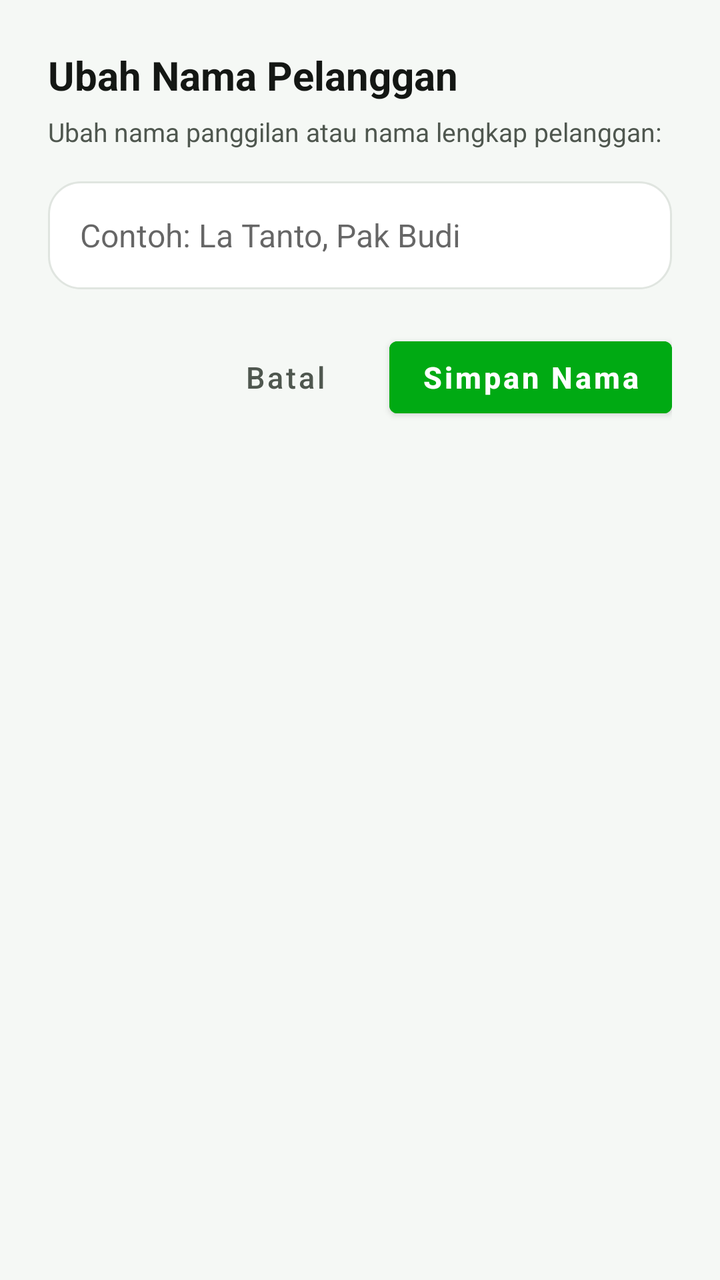
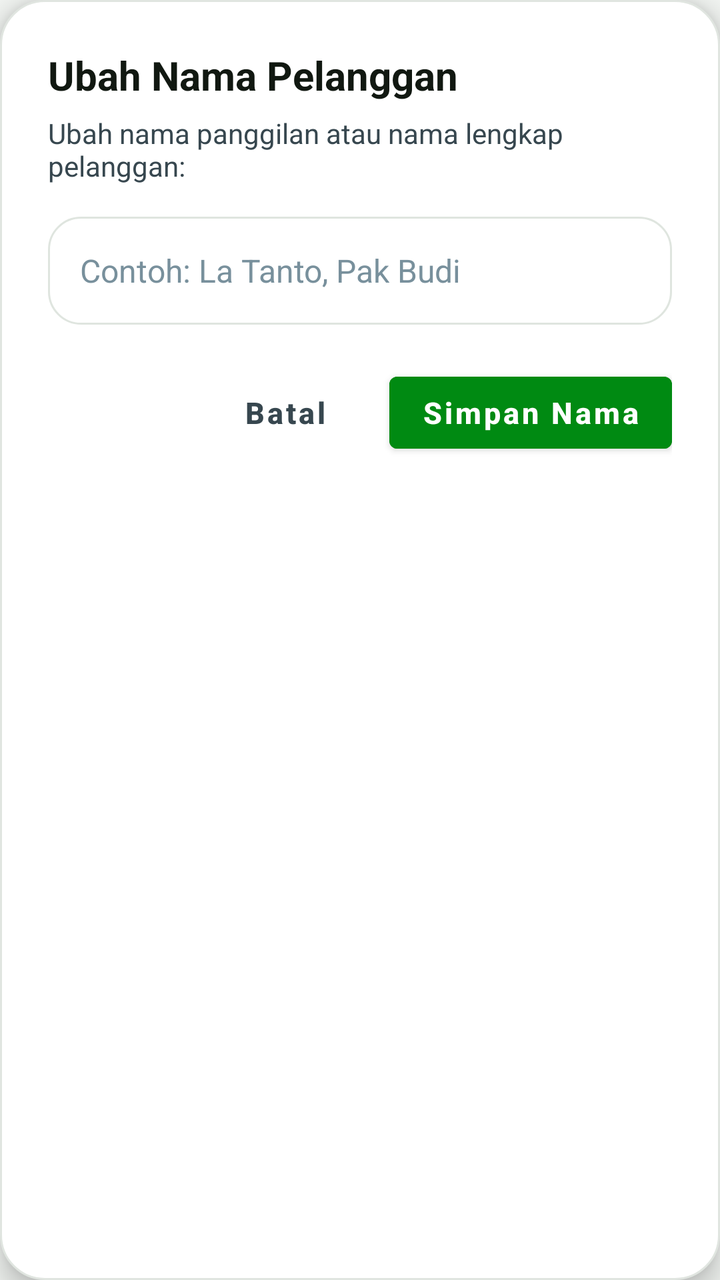

Compare the two renders of this Android layout. The source of the first and the diff that turns it into the second are given below.
<!-- AndroidManifest.xml: application theme Theme.BukuHutangDarfin -->
<!-- res/layout/dialog_edit_name.xml -->
<?xml version="1.0" encoding="utf-8"?>
<LinearLayout xmlns:android="http://schemas.android.com/apk/res/android"
    android:layout_width="match_parent"
    android:layout_height="wrap_content"
    android:orientation="vertical"
    android:padding="24dp">

    <TextView
        android:layout_width="wrap_content"
        android:layout_height="wrap_content"
        android:text="Ubah Nama Pelanggan"
        android:textColor="@color/text_primary"
        android:textSize="20sp"
        android:textStyle="bold" />

    <TextView
        android:layout_width="wrap_content"
        android:layout_height="wrap_content"
        android:layout_marginTop="6dp"
        android:text="Ubah nama panggilan atau nama lengkap pelanggan:"
        android:textColor="@color/text_secondary"
        android:textSize="13sp" />

    <EditText
        android:id="@+id/etEditName"
        android:layout_width="match_parent"
        android:layout_height="54dp"
        android:layout_marginTop="16dp"
        android:background="@drawable/bg_rounded_card"
        android:hint="Contoh: La Tanto, Pak Budi"
        android:inputType="textCapWords"
        android:paddingStart="16dp"
        android:paddingEnd="16dp"
        android:textColor="@color/text_primary"
        android:textSize="16sp" />

    
    <LinearLayout
        android:layout_width="match_parent"
        android:layout_height="wrap_content"
        android:layout_marginTop="20dp"
        android:gravity="end"
        android:orientation="horizontal">

        <Button
            android:id="@+id/btnCancelEditName"
            style="@style/Widget.MaterialComponents.Button.TextButton"
            android:layout_width="wrap_content"
            android:layout_height="48dp"
            android:text="Batal"
            android:textAllCaps="false"
            android:textColor="@color/text_secondary"
            android:textSize="15sp" />

        <Button
            android:id="@+id/btnSaveEditName"
            style="@style/Widget.MaterialComponents.Button"
            android:layout_width="wrap_content"
            android:layout_height="48dp"
            android:layout_marginStart="8dp"
            android:backgroundTint="@color/primary"
            android:text="Simpan Nama"
            android:textAllCaps="false"
            android:textColor="@color/white"
            android:textSize="15sp"
            android:textStyle="bold" />
    </LinearLayout>

</LinearLayout>
<!-- resources referenced by this layout -->
<resources>
  <color name="primary">#00AA13</color>
  <color name="text_primary">#141714</color>
  <color name="text_secondary">#4F574F</color>
  <color name="white">#FFFFFF</color>
  <!-- drawable bg_rounded_card (drawable) -->
  <?xml version="1.0" encoding="utf-8"?>
  <shape xmlns:android="http://schemas.android.com/apk/res/android"
      android:shape="rectangle">
      <solid android:color="@color/card_surface"/>
      <corners android:radius="16dp"/>
      <stroke android:width="1dp" android:color="@color/divider"/>
  </shape>
  <style name="Theme.BukuHutangDarfin" parent="Theme.MaterialComponents.DayNight.NoActionBar">
          <item name="colorPrimary">@color/primary</item>
          <item name="colorPrimaryVariant">@color/primary_dark</item>
          <item name="colorOnPrimary">@color/white</item>
          <item name="colorSecondary">@color/accent</item>
          <item name="android:statusBarColor">@color/primary_dark</item>
          <item name="android:windowBackground">@color/background_light</item>
      </style>
  <color name="card_surface">#FFFFFF</color>
  <color name="divider">#E0E5E0</color>
  <color name="primary_dark">#007A0E</color>
  <color name="accent">#00C417</color>
  <color name="background_light">#F5F8F5</color>
</resources>

<!-- the commit's change to res/layout/dialog_edit_name.xml (unified diff, before → after) -->
@@ -2,6 +2,8 @@
 <LinearLayout xmlns:android="http://schemas.android.com/apk/res/android"
     android:layout_width="match_parent"
     android:layout_height="wrap_content"
+    android:background="@drawable/bg_dialog_surface"
+    android:elevation="8dp"
     android:orientation="vertical"
     android:padding="24dp">
 
@@ -19,7 +21,7 @@
         android:layout_marginTop="6dp"
         android:text="Ubah nama panggilan atau nama lengkap pelanggan:"
         android:textColor="@color/text_secondary"
-        android:textSize="13sp" />
+        android:textSize="14sp" />
 
     <EditText
         android:id="@+id/etEditName"
@@ -32,6 +34,7 @@
         android:paddingStart="16dp"
         android:paddingEnd="16dp"
         android:textColor="@color/text_primary"
+        android:textColorHint="@color/text_hint"
         android:textSize="16sp" />
 
     
@@ -50,7 +53,8 @@
             android:text="Batal"
             android:textAllCaps="false"
             android:textColor="@color/text_secondary"
-            android:textSize="15sp" />
+            android:textSize="15sp"
+            android:textStyle="bold" />
 
         <Button
             android:id="@+id/btnSaveEditName"
<!-- resource entries referenced after the edit -->
@@ -1,9 +1,20 @@
 <!-- resources referenced by this layout -->
 <resources>
-  <color name="primary">#00AA13</color>
-  <color name="text_primary">#141714</color>
-  <color name="text_secondary">#4F574F</color>
+  <color name="primary">#008A12</color>
+  <color name="text_hint">#78909C</color>
+  <color name="text_primary">#111811</color>
+  <color name="text_secondary">#37474F</color>
   <color name="white">#FFFFFF</color>
+  <!-- drawable bg_dialog_surface (drawable) -->
+  <?xml version="1.0" encoding="utf-8"?>
+  <shape xmlns:android="http://schemas.android.com/apk/res/android"
+      android:shape="rectangle">
+      <solid android:color="#FFFFFF" />
+      <stroke
+          android:width="1dp"
+          android:color="#E0E5E0" />
+      <corners android:radius="22dp" />
+  </shape>
   <!-- drawable bg_rounded_card (drawable) -->
   <?xml version="1.0" encoding="utf-8"?>
   <shape xmlns:android="http://schemas.android.com/apk/res/android"
@@ -21,9 +32,9 @@
           <item name="android:windowBackground">@color/background_light</item>
       </style>
   <color name="card_surface">#FFFFFF</color>
-  <color name="divider">#E0E5E0</color>
-  <color name="primary_dark">#007A0E</color>
+  <color name="divider">#DFE5DF</color>
+  <color name="primary_dark">#005F0D</color>
   <color name="accent">#00C417</color>
-  <color name="background_light">#F5F8F5</color>
+  <color name="background_light">#F3F6F3</color>
 </resources>
 
